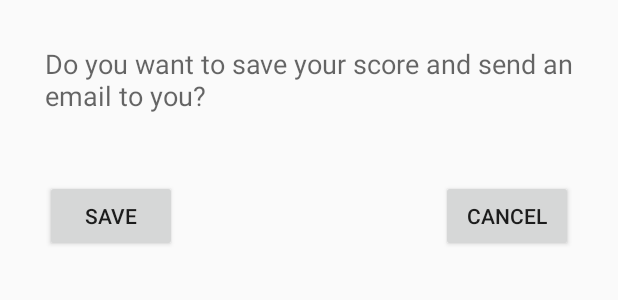
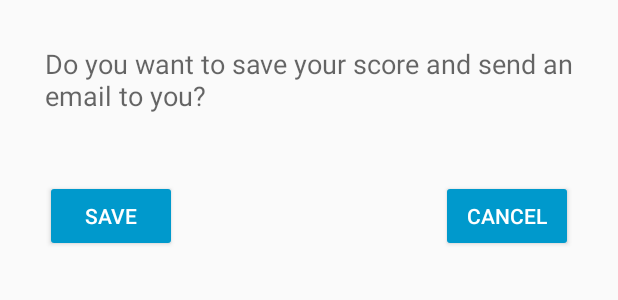
Before and after one commit to Valini/MobileAppProjectGit, an Android app: the layout dialog_ask_save.xml on its own in the app's theme, with its tools: preview values and no code run, on a phone screen of 412 x 824 dp. Shown: the top 300 px of the screen. Run offline under Robolectric (Android 15) with nearby library versions, the phone set to English and light mode, and no system bars.

Commit message:
design change

```diff
--- a/PlayWithQuiz/app/build.gradle
+++ b/PlayWithQuiz/app/build.gradle
@@ -28,7 +28,6 @@ dependencies {
     implementation 'com.facebook.stetho:stetho:1.5.0'
     implementation 'com.facebook.stetho:stetho-okhttp3:1.5.0'
     implementation 'com.android.support:recyclerview-v7:28.0.0-rc01'
-    compile 'com.sun.mail:android-mail:1.6.0'
-    compile 'com.sum.mail:android-activation:1.6.0'
+
 
 }
--- a/PlayWithQuiz/app/src/main/java/com/example/suimi/playwithquiz/HistoryActivity.java
+++ b/PlayWithQuiz/app/src/main/java/com/example/suimi/playwithquiz/HistoryActivity.java
@@ -116,11 +116,8 @@ public class HistoryActivity extends MenuActivity {
                     QuizContract.QuizTable.COLUMN_DATE,
                     QuizContract.QuizTable.COLUMN_DIFFICULTY
             };
-<<<<<<< HEAD
-            String orderby = BaseColumns._ID + " DESC ";
-=======
+
             String orderby = QuizContract.QuizTable.COLUMN_DATE + " DESC";
->>>>>>> ea324b4a8d3f1318da60a61d95470e727af29946
             Cursor cursor = db.query(
                     QuizContract.QuizTable.TABLE_NAME,   // The table to query
                     projection,                 // The array of columns to return (pass null to get all)
--- a/PlayWithQuiz/app/src/main/java/com/example/suimi/playwithquiz/PlayGameActivity.java
+++ b/PlayWithQuiz/app/src/main/java/com/example/suimi/playwithquiz/PlayGameActivity.java
@@ -259,7 +259,7 @@ public class PlayGameActivity extends MenuActivity {
             mDots[i] = new TextView(this);
             mDots[i].setText(Html.fromHtml("&#8226;"));
             mDots[i].setTextSize(35);
-            mDots[i].setTextColor(getResources().getColor(R.color.colorAccent));
+            mDots[i].setTextColor(getResources().getColor(R.color.holo_blue_dark));
 
             mDotLayout.addView(mDots[i]);
         }
--- a/PlayWithQuiz/app/src/main/res/layout/activity_main.xml
+++ b/PlayWithQuiz/app/src/main/res/layout/activity_main.xml
@@ -34,7 +34,7 @@
         android:fontFamily="@font/gomarice_no_continue"
         android:textSize="100sp"
         android:textAllCaps="true"
-        android:textColor="@color/dark_violet"
+        android:textColor="@android:color/holo_blue_dark"
         android:gravity="center"/>
 
 
--- a/PlayWithQuiz/app/src/main/res/layout/activity_paly_game.xml
+++ b/PlayWithQuiz/app/src/main/res/layout/activity_paly_game.xml
@@ -13,7 +13,7 @@
         android:layout_centerHorizontal="true"
         android:layout_centerVertical="true"
         android:text="Loading...."
-        android:textColor="@color/colorAccent"
+        android:textColor="@color/holo_blue_dark"
         android:textAppearance="@style/TextAppearance.AppCompat.Headline"
         android:visibility="invisible" />
 
--- a/PlayWithQuiz/app/src/main/res/layout/dialog_ask_save.xml
+++ b/PlayWithQuiz/app/src/main/res/layout/dialog_ask_save.xml
@@ -21,7 +21,9 @@
         android:layout_marginStart="0dp"
         android:layout_marginTop="90dp"
         android:layout_weight="1"
-        android:text="Save" />
+        android:backgroundTint="@android:color/holo_blue_dark"
+        android:text="Save"
+        android:textColor="@android:color/background_light" />
 
     <Button
         android:id="@+id/btnCancel"
@@ -31,5 +33,7 @@
         android:layout_alignParentTop="true"
         android:layout_marginEnd="0dp"
         android:layout_marginTop="90dp"
-        android:text="Cancel" />
+        android:backgroundTint="@android:color/holo_blue_dark"
+        android:text="Cancel"
+        android:textColor="@android:color/background_light" />
 </RelativeLayout>
--- a/PlayWithQuiz/app/src/main/res/layout/dialog_enter_email.xml
+++ b/PlayWithQuiz/app/src/main/res/layout/dialog_enter_email.xml
@@ -19,6 +19,7 @@
             android:layout_width="wrap_content"
             android:layout_height="wrap_content"
             android:layout_weight="1"
+            android:buttonTint="@android:color/holo_blue_dark"
             android:text="EASY" />
 
         <RadioButton
@@ -26,6 +27,7 @@
             android:layout_width="wrap_content"
             android:layout_height="wrap_content"
             android:layout_weight="1"
+            android:buttonTint="@android:color/holo_blue_dark"
             android:text="MEDIUM" />
 
         <RadioButton
@@ -33,6 +35,7 @@
             android:layout_width="wrap_content"
             android:layout_height="wrap_content"
             android:layout_weight="1"
+            android:buttonTint="@android:color/holo_blue_dark"
             android:text="HARD" />
 
     </RadioGroup>
@@ -72,7 +75,9 @@
         android:layout_alignParentTop="true"
         android:layout_centerHorizontal="true"
         android:layout_marginTop="171dp"
+        android:background="@android:color/holo_blue_dark"
         android:text="Start"
+        android:textColor="@android:color/background_light"
         tools:ignore="MissingConstraints"
         tools:layout_editor_absoluteX="148dp"
         tools:layout_editor_absoluteY="247dp" />
--- a/PlayWithQuiz/app/src/main/res/layout/slide_layout.xml
+++ b/PlayWithQuiz/app/src/main/res/layout/slide_layout.xml
@@ -27,6 +27,7 @@
             android:layout_width="match_parent"
             android:layout_height="wrap_content"
             android:layout_weight="1"
+            android:buttonTint="@android:color/holo_blue_dark"
             android:text="RadioButton"
             android:textSize="20sp" />
 
@@ -35,6 +36,7 @@
             android:layout_width="match_parent"
             android:layout_height="wrap_content"
             android:layout_weight="1"
+            android:buttonTint="@android:color/holo_blue_dark"
             android:text="RadioButton"
             android:textSize="20sp" />
 
@@ -43,6 +45,7 @@
             android:layout_width="match_parent"
             android:layout_height="wrap_content"
             android:layout_weight="1"
+            android:buttonTint="@android:color/holo_blue_dark"
             android:text="RadioButton"
             android:textSize="20sp" />
 
@@ -51,6 +54,7 @@
             android:layout_width="match_parent"
             android:layout_height="wrap_content"
             android:layout_weight="1"
+            android:buttonTint="@android:color/holo_blue_dark"
             android:text="RadioButton"
             android:textSize="20sp" />
 
@@ -64,7 +68,7 @@
         android:layout_below="@+id/rgChoices"
         android:layout_marginTop="-68dp"
         android:layout_weight="1"
-        android:background="@color/blue_violet"
+        android:background="@color/holo_blue_dark"
         android:onClick="submitUserAnswers"
         android:text="Submit"
         android:textColor="@android:color/background_light"
--- a/PlayWithQuiz/app/src/main/res/values/colors.xml
+++ b/PlayWithQuiz/app/src/main/res/values/colors.xml
@@ -5,4 +5,6 @@
     <color name="colorAccent">#FF4081</color>
     <color name="blue_violet">#8a2be2</color>
     <color name="dark_violet">#9400D3</color>
+    <color name="holo_blue_dark">#ff0099cc</color>
+
 </resources>
--- a/PlayWithQuiz/app/src/main/res/values/styles.xml
+++ b/PlayWithQuiz/app/src/main/res/values/styles.xml
@@ -3,7 +3,7 @@
     <!-- Base application theme. -->
     <style name="AppTheme" parent="Base.Theme.AppCompat.Light.DarkActionBar">
         <!-- Customize your theme here. -->
-        <item name="colorPrimary">@color/dark_violet</item>
+        <item name="colorPrimary">@android:color/holo_blue_dark</item>
         <item name="colorPrimaryDark">@color/colorPrimaryDark</item>
         <item name="colorAccent">@color/colorAccent</item>
     </style>
```
Also changed, not shown: PlayWithQuiz/app/src/main/res/layout/per_item_view_layout.xml (+7 -7 lines).
